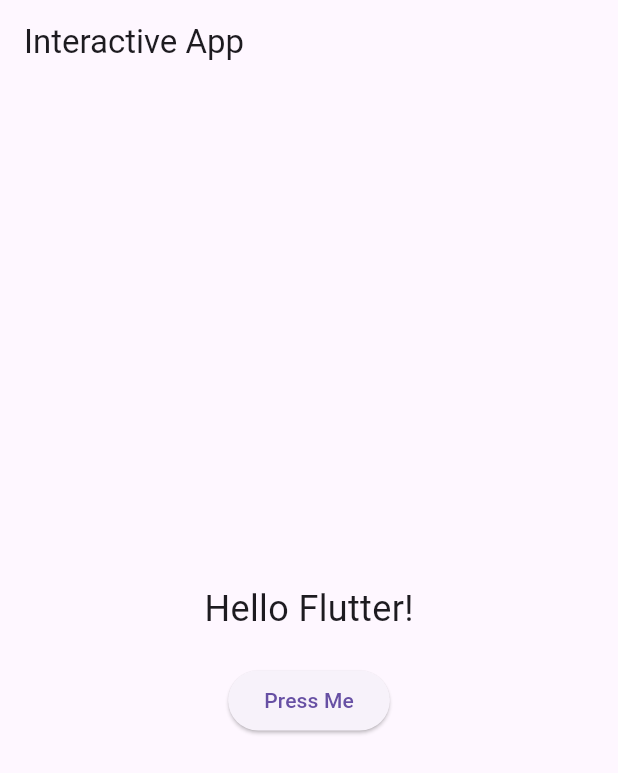
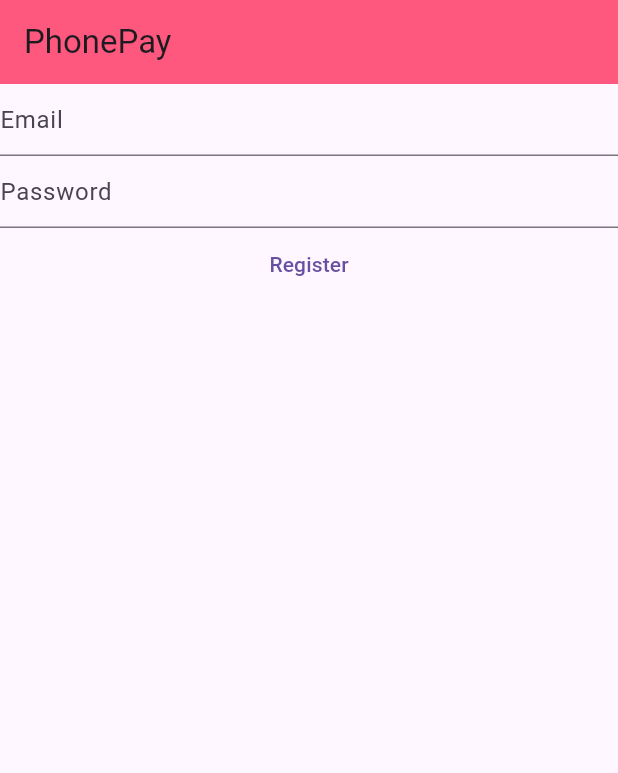
Before and after one commit to SaicharanB2H/Flutter-development, a Flutter app: the screen it shows after launch, on a phone screen of 412 x 824 dp. Shown: the top 773 px of the screen. Run offline on Flutter 3.47's test engine with Material 3 defaults, Android fonts, the phone set to English and light mode, and no system bars; our stand-ins replace firebase_core; accounts and stored records are empty.

Commit message:
dart basics complted

```diff
--- a/lib/main.dart
+++ b/lib/main.dart
@@ -11,48 +11,76 @@
   const String? naem = null;
 }
 
+class Person {
+  void run() {
+    print("person is running");
+  }
+
+  void breathe() {
+    print("person is breathing");
+  }
+}
+
+void test() {
+  var per = Person();
+  per.run();
+}
+
+var cnt = 0;
 void main() {
-  runApp(MyApp());
+  runApp(
+    MaterialApp(
+      title: "Flutter demo",
+      theme: ThemeData(primarySwatch: Colors.amber),
+      home: const MyApp(),
+    ),
+  );
 }
 
 // StatefulWidget allows the UI to change
+
 class MyApp extends StatefulWidget {
-  const MyApp({super.key});
+  const MyApp({Key? key}) : super(key: key);
 
   @override
-  _MyAppState createState() => _MyAppState();
+  _MainState createState() => _MainState();
 }
 
-class _MyAppState extends State<MyApp> {
-  String displayText = "Hello Flutter!"; // initial text
+class _MainState extends State<MyApp> {
 
-  void toggleText() {
-    setState(() {
-      if (displayText == "Hello Flutter!") {
-        displayText = "You pressed the button";
-      } else {
-        displayText = "hello world";
-      }
-    });
+  late final TextEditingController _email;
+  late final TextEditingController _password;
+
+  @override
+  void initState() {
+    _email = TextEditingController();
+    _password = TextEditingController();
+    super.initState();
+  }
+
+  @override
+  void dispose() {
+    _email.dispose();
+    _password.dispose();
+    super.dispose();
   }
 
   @override
   Widget build(BuildContext context) {
-    fullName("sai", "charan");
-    return MaterialApp(
-      home: Scaffold(
-        appBar: AppBar(title: Text('Interactive App')),
-        body: Center(
-          child: Column(
-            mainAxisAlignment: MainAxisAlignment.center,
-            children: [
-              Text(displayText, style: TextStyle(fontSize: 24)),
-              SizedBox(height: 20), // adds space between text and button
-              ElevatedButton(onPressed: toggleText, child: Text("Press Me")),
-            ],
-          ),
-        ),
+    return Scaffold(
+      appBar: AppBar(
+        title: Text("PhonePay"),
+        backgroundColor: Color.fromARGB(226, 254, 68, 111),
+      ),
+      body: Column(
+        children: [
+          TextField(controller: _email,decoration: InputDecoration(hintText: "Email"),),
+          TextField(controller: _password,decoration: InputDecoration(hintText: "Password"),),
+          TextButton(onPressed: () async {}, child: const Text("Register")),
+        ],
       ),
     );
   }
 }
+
+//network
--- a/pubspec.yaml
+++ b/pubspec.yaml
@@ -34,6 +34,10 @@
   # The following adds the Cupertino Icons font to your application.
   # Use with the CupertinoIcons class for iOS style icons.
   cupertino_icons: ^1.0.8
+  firebase_core: ^4.1.0
+  cloud_firestore: ^6.0.1
+  firebase_analytics: ^12.0.1
+  firebase_auth: ^6.0.2
 
 dev_dependencies:
   flutter_test:
```
Also changed, not shown: firebase.json (added), lib/firebase_options.dart (added), pubspec.lock, 6 other files.
